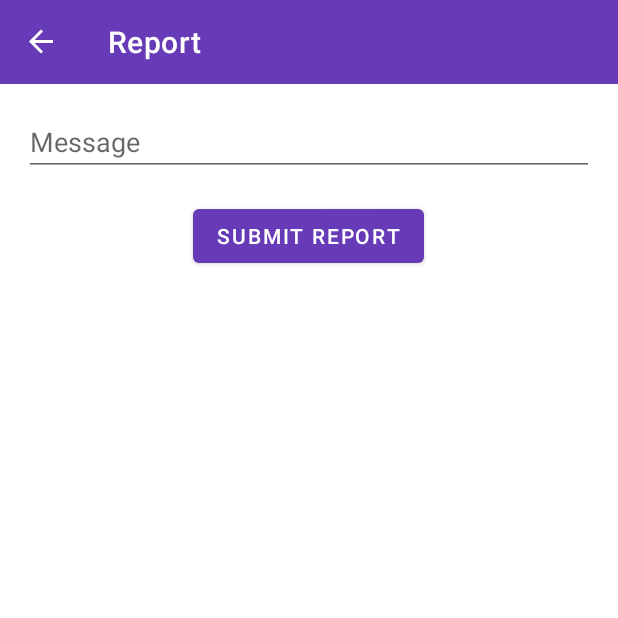
After one commit to VaibhavAWD/E-Learning-App, an Android app: the ReportFragment screen opened through its navigation route, on a phone screen of 412 x 824 dp, the top half of it. The commit adds this screen. Run offline under Robolectric (Android 15) with nearby library versions, the phone set to English and light mode, and no system bars; our stand-ins replace data binding, navigation-ui; libraries missing offline, so code that uses them is left out: org.kodein.di; 7 statements that could not run were skipped.

Commit message:
Send report

```diff
--- /dev/null
+++ b/app/src/main/java/com/vaibhavdhunde/app/elearning/ui/report/ReportFragment.kt
@@ -0,0 +1,79 @@
+package com.vaibhavdhunde.app.elearning.ui.report
+
+import android.os.Bundle
+import android.view.LayoutInflater
+import android.view.View
+import android.view.ViewGroup
+import android.view.inputmethod.EditorInfo
+import androidx.fragment.app.Fragment
+import com.vaibhavdhunde.app.elearning.R
+import com.vaibhavdhunde.app.elearning.databinding.FragmentReportBinding
+import com.vaibhavdhunde.app.elearning.util.*
+import kotlinx.android.synthetic.main.fragment_report.*
+import org.kodein.di.KodeinAware
+import org.kodein.di.android.x.kodein
+import org.kodein.di.generic.instance
+
+class ReportFragment : Fragment(), KodeinAware {
+
+    override val kodein by kodein()
+
+    private val factory: ViewModelFactory by instance()
+
+    private lateinit var reportViewModel: ReportViewModel
+
+    private lateinit var binding: FragmentReportBinding
+
+    override fun onCreateView(
+        inflater: LayoutInflater, container: ViewGroup?,
+        savedInstanceState: Bundle?
+    ): View? {
+        val view = inflater.inflate(R.layout.fragment_report, container, false)
+
+        reportViewModel = obtainViewModel(ReportViewModel::class.java, factory)
+
+        binding = FragmentReportBinding.bind(view).apply {
+            viewmodel = reportViewModel
+            lifecycleOwner = viewLifecycleOwner
+        }
+
+        return binding.root
+    }
+
+    override fun onActivityCreated(savedInstanceState: Bundle?) {
+        super.onActivityCreated(savedInstanceState)
+        setupInputField()
+        setupEvents()
+    }
+
+    private fun setupInputField() {
+        input_message.setOnEditorActionListener { _, actionId, _ ->
+            if (actionId == EditorInfo.IME_ACTION_DONE) {
+                sendReport()
+                true
+            } else {
+                false
+            }
+        }
+    }
+
+    private fun setupEvents() {
+        binding.viewmodel?.showMessageEvent?.observe(viewLifecycleOwner, EventObserver { message ->
+            if (message is Int) {
+                fragment_report.snackbar(message)
+            } else if (message is String) {
+                fragment_report.snackbar(message)
+            }
+        })
+
+        binding.viewmodel?.closeSoftKeyboardEvent?.observe(viewLifecycleOwner, EventObserver {
+            closeSoftKeyboard()
+        })
+    }
+
+    private fun sendReport() {
+        binding.viewmodel?.sendReport()
+    }
+
+
+}
--- /dev/null
+++ b/app/src/main/res/layout/fragment_report.xml
@@ -0,0 +1,67 @@
+<?xml version="1.0" encoding="utf-8"?>
+<layout xmlns:android="http://schemas.android.com/apk/res/android">
+
+    <data>
+
+        <import type="android.view.View" />
+
+        <variable
+            name="viewmodel"
+            type="com.vaibhavdhunde.app.elearning.ui.report.ReportViewModel" />
+    </data>
+
+    <androidx.coordinatorlayout.widget.CoordinatorLayout
+        android:id="@+id/fragment_report"
+        android:layout_width="match_parent"
+        android:layout_height="match_parent">
+
+        <ScrollView
+            android:id="@+id/report_scroll_container"
+            android:layout_width="match_parent"
+            android:layout_height="match_parent"
+            android:fillViewport="true">
+
+            <LinearLayout
+                android:id="@+id/report_container"
+                android:layout_width="match_parent"
+                android:layout_height="wrap_content"
+                android:clipToPadding="false"
+                android:gravity="center_horizontal"
+                android:orientation="vertical"
+                android:padding="16dp">
+
+                <ProgressBar
+                    android:id="@+id/progress_indicator"
+                    style="?android:attr/progressBarStyle"
+                    android:layout_width="wrap_content"
+                    android:layout_height="wrap_content"
+                    android:layout_marginBottom="24dp"
+                    android:visibility="@{viewmodel.dataLoading ? View.VISIBLE : View.GONE}" />
+
+                <EditText
+                    android:id="@+id/input_message"
+                    android:layout_width="match_parent"
+                    android:layout_height="wrap_content"
+                    android:enabled="@{!viewmodel.dataLoading}"
+                    android:hint="@string/hint_message"
+                    android:imeOptions="actionDone"
+                    android:inputType="textCapSentences"
+                    android:maxLength="500"
+                    android:text="@={viewmodel.message}" />
+
+                <com.google.android.material.button.MaterialButton
+                    android:id="@+id/btn_submit_report"
+                    android:layout_width="wrap_content"
+                    android:layout_height="wrap_content"
+                    android:layout_marginTop="16dp"
+                    android:enabled="@{!viewmodel.dataLoading}"
+                    android:onClick="@{() -> viewmodel.sendReport()}"
+                    android:text="@string/submit_report" />
+
+            </LinearLayout>
+
+        </ScrollView>
+
+    </androidx.coordinatorlayout.widget.CoordinatorLayout>
+
+</layout>
--- a/app/src/main/res/menu/nav_view.xml
+++ b/app/src/main/res/menu/nav_view.xml
@@ -13,4 +13,8 @@
         android:id="@+id/feedbackFragment"
         android:title="@string/nav_send_feedback" />
 
+    <item
+        android:id="@+id/reportFragment"
+        android:title="@string/nav_report_issue" />
+
 </menu>
--- a/app/src/main/res/navigation/nav_graph.xml
+++ b/app/src/main/res/navigation/nav_graph.xml
@@ -76,4 +76,9 @@
         android:name="com.vaibhavdhunde.app.elearning.ui.feedback.FeedbackFragment"
         android:label="@string/label_feedback" />
 
+    <fragment
+        android:id="@+id/reportFragment"
+        android:name="com.vaibhavdhunde.app.elearning.ui.report.ReportFragment"
+        android:label="@string/label_report" />
+
 </navigation>
--- a/app/src/main/res/values/strings.xml
+++ b/app/src/main/res/values/strings.xml
@@ -18,6 +18,7 @@
     <string name="nav_study">Study</string>
     <string name="nav_profile">Profile</string>
     <string name="nav_send_feedback">Send Feedback</string>
+    <string name="nav_report_issue">Report Issue</string>
 
     <!-- Login Activity  -->
     <string name="login">Login</string>
@@ -68,4 +69,8 @@
     <string name="hint_message">Message</string>
     <string name="send_feedback">Send Feedback</string>
 
+    <!-- Report Fragment -->
+    <string name="label_report">Report</string>
+    <string name="submit_report">Submit Report</string>
+
 </resources>
```
